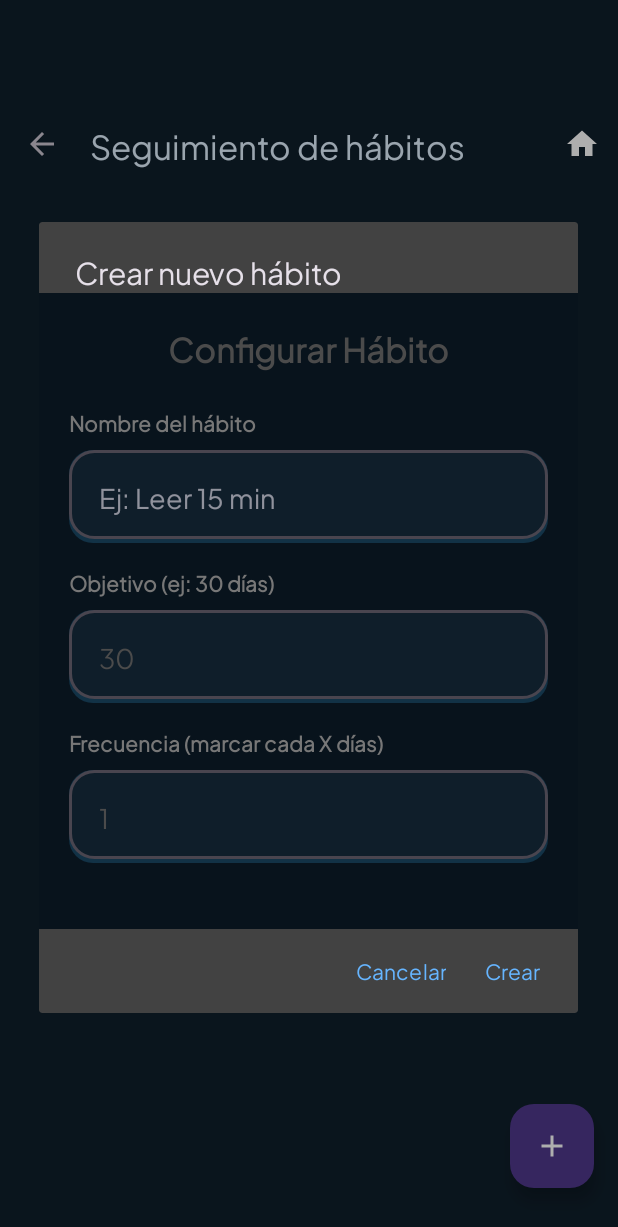
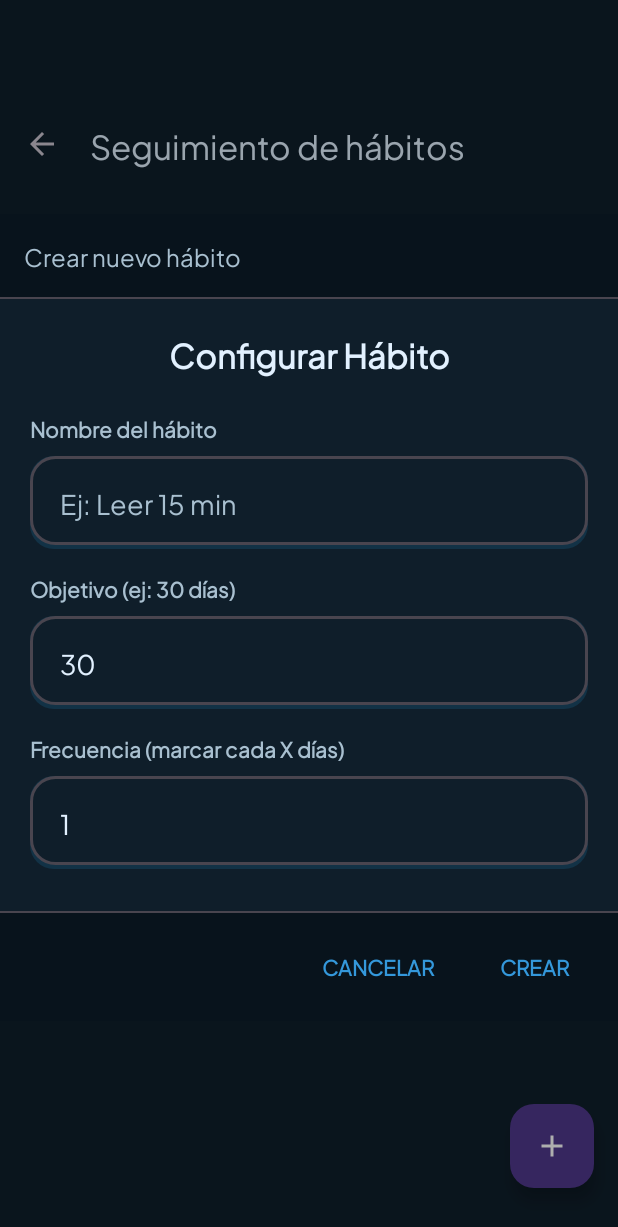
Before and after one commit to Rabenn/DiaCero, an Android app: the fragment HabitosFragment shown on its own in the app's theme, after a tap on "Añadir hábito", on a phone screen of 412 x 824 dp. Shown: the top 1227 px of the screen. Run offline under Robolectric (Android 15) with nearby library versions, the phone set to English and light mode, and no system bars; our stand-ins replace Room's generated code.

Commit message:
CHORE: Corregir modo nocturno de habitos

```diff
--- a/app/src/main/java/com/unaiIgorRuben/diacero/ui/habitos/HabitosFragment.kt
+++ b/app/src/main/java/com/unaiIgorRuben/diacero/ui/habitos/HabitosFragment.kt
@@ -9,7 +9,6 @@ import androidx.appcompat.app.AlertDialog
 import androidx.fragment.app.Fragment
 import androidx.fragment.app.viewModels
 import androidx.recyclerview.widget.LinearLayoutManager
-import com.unaiIgorRuben.diacero.MainActivity
 import com.unaiIgorRuben.diacero.R
 import com.unaiIgorRuben.diacero.data.local.database.AppDatabase
 import com.unaiIgorRuben.diacero.data.repository.HabitRepository
@@ -46,16 +45,8 @@ class HabitosFragment : Fragment() {
 
     private fun setupToolbar() {
         binding.toolbarHabitos.menu.clear()
-        binding.toolbarHabitos.menu.add("Inicio").apply {
-            setIcon(R.drawable.ic_home)
-            setShowAsAction(android.view.MenuItem.SHOW_AS_ACTION_ALWAYS)
-        }
         binding.toolbarHabitos.setNavigationOnClickListener {
             requireActivity().onBackPressedDispatcher.onBackPressed()
-        }
-        binding.toolbarHabitos.setOnMenuItemClickListener {
-            (activity as? MainActivity)?.volverAlMenuPrincipal()
-            true
         }
     }
 
@@ -82,21 +73,30 @@ class HabitosFragment : Fragment() {
         val etName = dialogView.findViewById<EditText>(R.id.etHabitName)
         val etGoal = dialogView.findViewById<EditText>(R.id.etHabitGoal)
         val etFrequency = dialogView.findViewById<EditText>(R.id.etHabitFrequency)
+        val btnCancel = dialogView.findViewById<View>(R.id.btnCancel)
+        val btnCreate = dialogView.findViewById<View>(R.id.btnCreate)
 
-        AlertDialog.Builder(requireContext())
-            .setTitle(getString(R.string.crear_nuevo_h_bito))
+        val dialog = AlertDialog.Builder(requireContext())
             .setView(dialogView)
-            .setPositiveButton(getString(R.string.crear)) { _, _ ->
+            .create()
+
+        // Hacer el fondo de la ventana transparente para que se vea nuestro diseño con bordes redondeados y colores personalizados
+        dialog.window?.setBackgroundDrawableResource(android.R.color.transparent)
+
+        btnCancel.setOnClickListener { dialog.dismiss() }
+
+        btnCreate.setOnClickListener {
             val name = etName.text.toString().trim()
             val goal = etGoal.text.toString().toIntOrNull() ?: 30
             val frequency = etFrequency.text.toString().toIntOrNull() ?: 1
 
             if (name.isNotEmpty()) {
                 viewModel.addHabit(name, goal, frequency)
+                dialog.dismiss()
             }
         }
-            .setNegativeButton(getString(R.string.cancelar), null)
-            .show()
+
+        dialog.show()
     }
 
     private fun showResetConfirmation(habit: com.unaiIgorRuben.diacero.data.local.entities.Habit) {
--- a/app/src/main/res/layout/dialog_add_habit.xml
+++ b/app/src/main/res/layout/dialog_add_habit.xml
@@ -1,11 +1,32 @@
 <?xml version="1.0" encoding="utf-8"?>
 <LinearLayout xmlns:android="http://schemas.android.com/apk/res/android"
-    xmlns:app="http://schemas.android.com/apk/res-auto"
+    android:layout_width="match_parent"
+    android:layout_height="wrap_content"
+    android:orientation="vertical"
+    android:background="?attr/android:windowBackground">
+
+    <!-- Cabecera: Fondo oscuro -->
+    <TextView
+        android:layout_width="match_parent"
+        android:layout_height="wrap_content"
+        android:padding="16dp"
+        android:text="@string/crear_nuevo_h_bito"
+        android:fontFamily="@font/brand_font"
+        android:textSize="16sp"
+        android:textColor="?attr/colorOnSurfaceVariant" />
+
+    <View
+        android:layout_width="match_parent"
+        android:layout_height="1dp"
+        android:background="?attr/colorOutlineVariant" />
+
+    <!-- Cuerpo: Fondo superficie (gris/azul medio) -->
+    <LinearLayout
         android:layout_width="match_parent"
         android:layout_height="wrap_content"
         android:orientation="vertical"
         android:padding="20dp"
-    android:background="?attr/android:windowBackground">
+        android:background="?attr/colorSurface">
 
         <TextView
             android:layout_width="match_parent"
@@ -13,7 +34,7 @@
             android:text="@string/configurar_h_bito"
             android:fontFamily="@font/brand_font"
             android:textSize="22sp"
-        android:textColor="@color/duo_text_main"
+            android:textColor="?attr/colorOnSurface"
             android:textStyle="bold"
             android:gravity="center_horizontal"
             android:paddingBottom="24dp" />
@@ -24,7 +45,7 @@
             android:text="@string/nombre_del_h_bito"
             android:fontFamily="@font/brand_font"
             android:textStyle="bold"
-        android:textColor="@color/duo_text_secondary"
+            android:textColor="?attr/colorOnSurfaceVariant"
             android:textSize="14sp"
             android:layout_marginBottom="8dp"/>
 
@@ -34,7 +55,6 @@
             android:background="@drawable/bg_duo_card"
             android:padding="4dp"
             android:layout_marginBottom="16dp">
-
             <EditText
                 android:id="@+id/etHabitName"
                 android:layout_width="match_parent"
@@ -44,7 +64,8 @@
                 android:fontFamily="@font/brand_font"
                 android:hint="Ej: Leer 15 min"
                 android:inputType="textCapSentences"
-            android:textColor="@color/duo_text_main" />
+                android:textColor="?attr/colorOnSurface"
+                android:textColorHint="?attr/colorOnSurfaceVariant" />
         </FrameLayout>
 
         <TextView
@@ -53,7 +74,7 @@
             android:text="@string/objetivo_ej_30_d_as"
             android:fontFamily="@font/brand_font"
             android:textStyle="bold"
-        android:textColor="@color/duo_text_secondary"
+            android:textColor="?attr/colorOnSurfaceVariant"
             android:textSize="14sp"
             android:layout_marginBottom="8dp"/>
 
@@ -63,7 +84,6 @@
             android:background="@drawable/bg_duo_card"
             android:padding="4dp"
             android:layout_marginBottom="16dp">
-
             <EditText
                 android:id="@+id/etHabitGoal"
                 android:layout_width="match_parent"
@@ -73,7 +93,7 @@
                 android:fontFamily="@font/brand_font"
                 android:inputType="number"
                 android:text="30"
-            android:textColor="@color/duo_text_main" />
+                android:textColor="?attr/colorOnSurface" />
         </FrameLayout>
 
         <TextView
@@ -82,7 +102,7 @@
             android:text="@string/frecuencia_marcar_cada_x_d_as"
             android:fontFamily="@font/brand_font"
             android:textStyle="bold"
-        android:textColor="@color/duo_text_secondary"
+            android:textColor="?attr/colorOnSurfaceVariant"
             android:textSize="14sp"
             android:layout_marginBottom="8dp"/>
 
@@ -91,8 +111,7 @@
             android:layout_height="wrap_content"
             android:background="@drawable/bg_duo_card"
             android:padding="4dp"
-        android:layout_marginBottom="24dp">
-
+            android:layout_marginBottom="8dp">
             <EditText
                 android:id="@+id/etHabitFrequency"
                 android:layout_width="match_parent"
@@ -102,7 +121,42 @@
                 android:fontFamily="@font/brand_font"
                 android:inputType="number"
                 android:text="1"
-            android:textColor="@color/duo_text_main" />
+                android:textColor="?attr/colorOnSurface" />
         </FrameLayout>
+    </LinearLayout>
 
+    <View
+        android:layout_width="match_parent"
+        android:layout_height="1dp"
+        android:background="?attr/colorOutlineVariant" />
+
+    <!-- Pie: Fondo oscuro con botones -->
+    <LinearLayout
+        android:layout_width="match_parent"
+        android:layout_height="wrap_content"
+        android:orientation="horizontal"
+        android:gravity="end"
+        android:padding="12dp">
+
+        <androidx.appcompat.widget.AppCompatButton
+            android:id="@+id/btnCancel"
+            android:layout_width="wrap_content"
+            android:layout_height="wrap_content"
+            android:background="@android:color/transparent"
+            android:text="@string/cancelar"
+            android:textColor="@color/brand_blue"
+            android:fontFamily="@font/brand_font"
+            android:textStyle="bold" />
+
+        <androidx.appcompat.widget.AppCompatButton
+            android:id="@+id/btnCreate"
+            android:layout_width="wrap_content"
+            android:layout_height="wrap_content"
+            android:background="@android:color/transparent"
+            android:layout_marginStart="16dp"
+            android:text="@string/crear"
+            android:textColor="@color/brand_blue"
+            android:fontFamily="@font/brand_font"
+            android:textStyle="bold" />
     </LinearLayout>
+</LinearLayout>
--- a/app/src/main/res/layout/item_habit.xml
+++ b/app/src/main/res/layout/item_habit.xml
@@ -8,9 +8,9 @@
     android:layout_marginHorizontal="12dp"
     app:cardCornerRadius="20dp"
     app:cardElevation="4dp"
-    app:strokeColor="@color/duo_border"
+    app:strokeColor="?attr/colorOutlineVariant"
     app:strokeWidth="3dp"
-    android:backgroundTint="#FFFFFF">
+    app:cardBackgroundColor="?attr/colorSurface">
 
     <androidx.constraintlayout.widget.ConstraintLayout
         android:layout_width="match_parent"
@@ -43,7 +43,7 @@
                 android:layout_width="wrap_content"
                 android:layout_height="wrap_content"
                 android:fontFamily="@font/brand_font"
-                android:textColor="@color/duo_text_main"
+                android:textColor="?attr/colorOnSurface"
                 android:textSize="18sp"
                 android:textStyle="bold" />
 
@@ -51,7 +51,7 @@
                 android:id="@+id/tvFrequencyInfo"
                 android:layout_width="wrap_content"
                 android:layout_height="wrap_content"
-                android:textColor="@color/duo_text_secondary"
+                android:textColor="?attr/colorOnSurfaceVariant"
                 android:textSize="13sp" />
 
             <TextView
@@ -82,7 +82,7 @@
                 android:layout_height="match_parent"
                 app:indicatorSize="54dp"
                 app:indicatorColor="@color/brand_blue"
-                app:trackColor="#F2F2F2"
+                app:trackColor="?attr/colorSurfaceVariant"
                 app:trackThickness="8dp" />
 
             <TextView
@@ -109,7 +109,6 @@
                 android:layout_height="56dp"
                 android:layout_weight="1"
                 android:background="@drawable/bg_button_duo_blue"
-                android:backgroundTint="@color/secondary"
                 android:textAllCaps="true"
                 android:textColor="#FFFFFF"
                 android:fontFamily="@font/brand_font"
@@ -135,10 +134,10 @@
             android:layout_width="wrap_content"
             android:layout_height="wrap_content"
             android:layout_marginTop="18dp"
-            android:text="Progress map"
+            android:text="@string/mapa_de_progreso"
             android:fontFamily="@font/brand_font"
             android:textStyle="bold"
-            android:textColor="@color/duo_text_secondary"
+            android:textColor="?attr/colorOnSurfaceVariant"
             android:textSize="13sp"
             app:layout_constraintStart_toStartOf="parent"
             app:layout_constraintTop_toBottomOf="@+id/layoutButtons" />
@@ -181,7 +180,7 @@
                 android:id="@+id/tvBestStreak"
                 android:layout_width="wrap_content"
                 android:layout_height="wrap_content"
-                android:textColor="@color/duo_text_secondary"
+                android:textColor="?attr/colorOnSurfaceVariant"
                 android:fontFamily="@font/brand_font"
                 android:textSize="14sp" />
 
```
Lines whose indentation alone changed are shown as unchanged.
